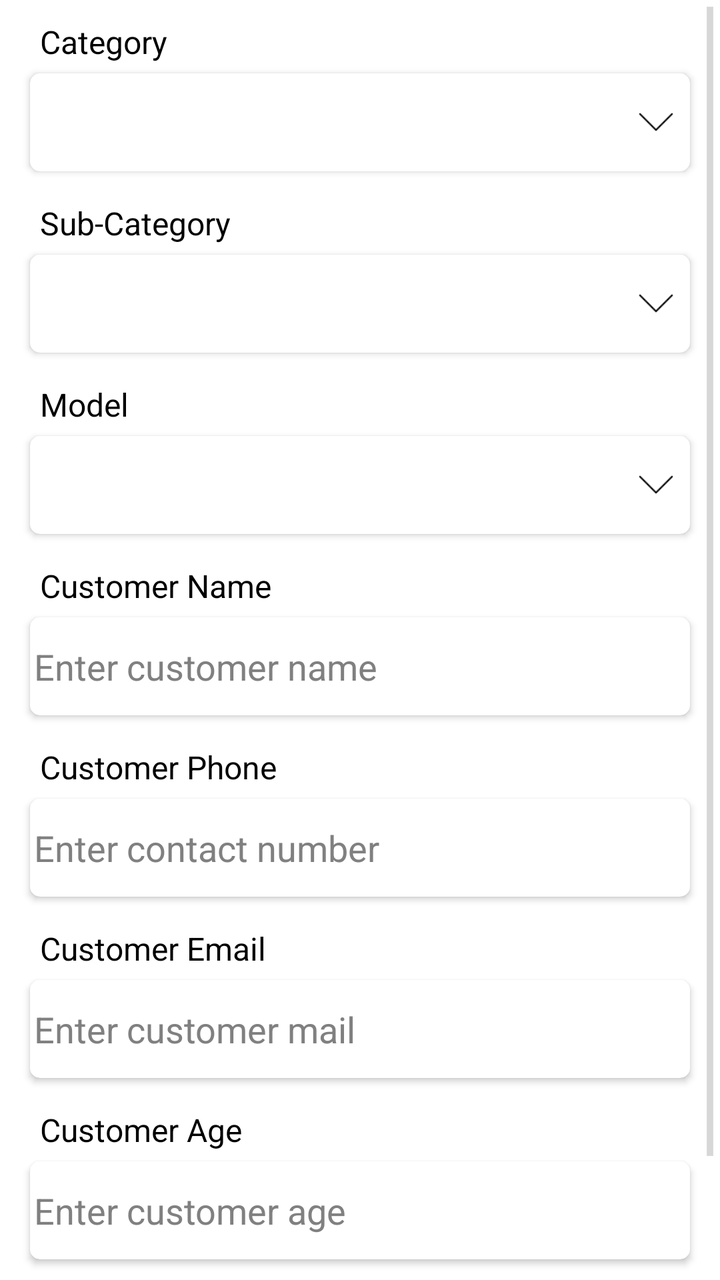
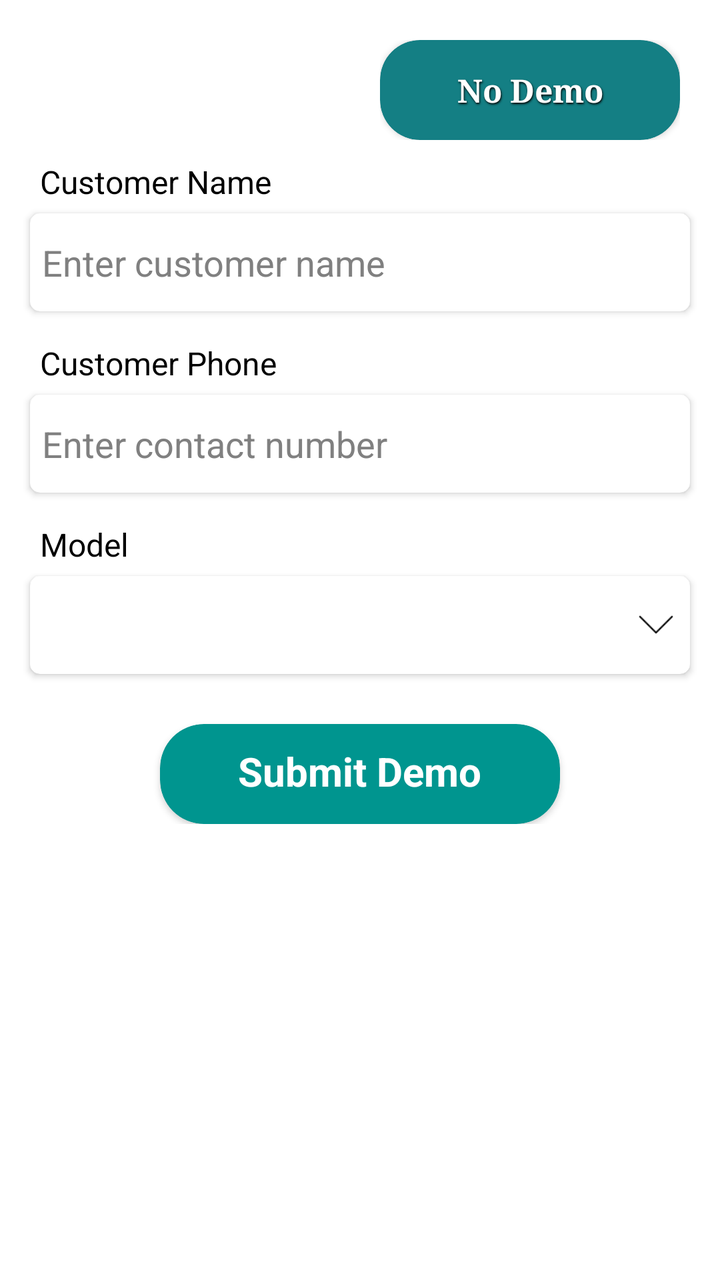

The first picture is an Android layout as it rendered before a commit; the second is the same layout after the commit. The layout source and the unified diff follow.
<!-- AndroidManifest.xml: application theme ApplicationStyle -->
<!-- res/layout/fragment_enter_demo.xml -->
<?xml version="1.0" encoding="utf-8"?>
<ScrollView xmlns:android="http://schemas.android.com/apk/res/android"
    xmlns:app="http://schemas.android.com/apk/res-auto"
    xmlns:tools="http://schemas.android.com/tools"
    android:layout_width="match_parent"
    android:layout_height="match_parent"
    android:background="#F7FFFFFF"
    android:focusableInTouchMode="true"
    android:orientation="vertical"

    tools:context=".demo_tracking_module.ui.fragments.EnterDemoFragment">

    <LinearLayout
        android:layout_width="match_parent"
        android:layout_height="wrap_content"
        android:layout_marginStart="@dimen/size_10"
        android:layout_marginEnd="@dimen/size_10"
        android:focusableInTouchMode="true"
        android:orientation="vertical">

        <TextView

            android:id="@+id/tv_catTitle"
            android:layout_width="wrap_content"
            android:layout_height="wrap_content"
            android:layout_marginStart="@dimen/size_10"
            android:layout_marginTop="10dp"
            android:text="Category"
            android:textColor="#000"
            android:textSize="16sp"
            android:textStyle="normal"
            app:layout_constraintStart_toStartOf="parent"
            app:layout_constraintTop_toTopOf="parent" />


        <androidx.cardview.widget.CardView
            android:id="@+id/cateCard"
            android:layout_width="match_parent"
            android:layout_height="wrap_content"
            android:layout_margin="@dimen/size_5"
            app:cardBackgroundColor="@color/white"
            app:cardCornerRadius="@dimen/size_5"
            app:layout_constraintStart_toStartOf="parent"
            app:layout_constraintTop_toBottomOf="@+id/tv_catTitle">


            <RelativeLayout
                android:layout_width="match_parent"
                android:layout_height="wrap_content"
                android:padding="@dimen/size_2">

                <Spinner
                    android:id="@+id/spinner_categoryInDemo"
                    android:layout_width="match_parent"
                    android:layout_height="wrap_content"
                    android:background="@color/white"
                    android:minHeight="@dimen/size_45" />

                <ImageView
                    android:layout_width="@dimen/size_20"
                    android:layout_height="@dimen/size_20"
                    android:layout_alignParentRight="true"
                    android:layout_centerVertical="true"
                    android:layout_gravity="center"
                    android:layout_marginEnd="@dimen/size_5"
                    android:src="@drawable/ic_dropdown" />

            </RelativeLayout>

        </androidx.cardview.widget.CardView>


        <TextView
            android:id="@+id/tv_subCatTitle"
            android:layout_width="wrap_content"
            android:layout_height="wrap_content"
            android:layout_marginTop="10dp"
            android:text="Sub-Category"
            android:textColor="#000"
            android:textSize="16sp"
            android:layout_marginStart="@dimen/size_10"
            android:textStyle="normal"
            app:layout_constraintStart_toStartOf="parent"
            app:layout_constraintTop_toBottomOf="@+id/cateCard" />


        <androidx.cardview.widget.CardView
            android:id="@+id/catesubCard"
            android:layout_width="match_parent"
            android:layout_height="wrap_content"


           android:layout_margin="@dimen/size_5"
            app:cardBackgroundColor="@color/white"
            app:cardCornerRadius="@dimen/size_5"
            app:layout_constraintStart_toStartOf="parent"
            app:layout_constraintTop_toBottomOf="@+id/tv_subCatTitle">


            <RelativeLayout
                android:layout_width="match_parent"
                android:layout_height="wrap_content"

                android:layout_margin="@dimen/size_2">

                <Spinner
                    android:id="@+id/spinner_subCategoryInDemo"
                    android:layout_width="match_parent"
                    android:layout_height="wrap_content"
                    android:background="@color/white"
                    android:minHeight="@dimen/size_45" />


                <ImageView
                    android:layout_width="@dimen/size_20"
                    android:layout_height="@dimen/size_20"
                    android:layout_alignParentRight="true"
                    android:layout_centerVertical="true"
                    android:layout_gravity="center"
                    android:layout_marginEnd="@dimen/size_5"
                    android:src="@drawable/ic_dropdown" />

            </RelativeLayout>

        </androidx.cardview.widget.CardView>


        <TextView
            android:id="@+id/tv_modelTitle"
            android:layout_width="wrap_content"
            android:layout_height="wrap_content"
            android:layout_marginTop="10dp"
            android:text="Model"
            android:textColor="#000"
            android:textSize="16sp"
            android:layout_marginStart="@dimen/size_10"
            android:textStyle="normal"
            app:layout_constraintStart_toStartOf="parent"
            app:layout_constraintTop_toBottomOf="@+id/catesubCard" />


        <androidx.cardview.widget.CardView
            android:id="@+id/modelCard"
            android:layout_width="match_parent"
            android:layout_height="wrap_content"
           android:layout_margin="@dimen/size_5"
            app:cardBackgroundColor="@color/white"
            app:cardCornerRadius="@dimen/size_5"
            app:layout_constraintStart_toStartOf="parent"
            app:layout_constraintTop_toBottomOf="@+id/tv_modelTitle">


            <RelativeLayout
                android:layout_width="match_parent"
                android:layout_height="wrap_content"

                android:layout_margin="@dimen/size_2">

                <Spinner
                    android:id="@+id/spinner_modelInDemo"
                    android:layout_width="match_parent"
                    android:layout_height="wrap_content"
                    android:background="@color/white"
                    android:minHeight="@dimen/size_45" />


                <ImageView
                    android:layout_width="@dimen/size_20"
                    android:layout_height="@dimen/size_20"
                    android:layout_alignParentRight="true"
                    android:layout_centerVertical="true"
                    android:layout_gravity="center"
                    android:layout_marginEnd="@dimen/size_5"
                    android:src="@drawable/ic_dropdown" />

            </RelativeLayout>

        </androidx.cardview.widget.CardView>


        <TextView
            android:id="@+id/tv_nameTitle"
            android:layout_width="wrap_content"
            android:layout_height="wrap_content"
            android:layout_marginTop="10dp"
            android:text="Customer Name"
            android:textColor="#000"
            android:layout_marginStart="@dimen/size_10"
            android:textSize="16sp"
            android:textStyle="normal"
            app:layout_constraintStart_toStartOf="parent"
            app:layout_constraintTop_toBottomOf="@+id/modelCard" />


        <androidx.cardview.widget.CardView
            android:id="@+id/cnameCard"
            android:layout_width="match_parent"
            android:layout_height="wrap_content"

           android:layout_margin="@dimen/size_5"
            app:cardBackgroundColor="@color/white"
            app:cardCornerRadius="@dimen/size_5"
            app:layout_constraintStart_toStartOf="parent"
            app:layout_constraintTop_toBottomOf="@+id/tv_nameTitle">


            <RelativeLayout
                android:layout_width="match_parent"
                android:layout_height="wrap_content"

                android:layout_margin="@dimen/size_2">

                <EditText
                    android:id="@+id/et_custNameInDemo"
                    android:layout_width="match_parent"
                    android:layout_height="wrap_content"
                    android:background="@color/white"
                    android:hint="Enter customer name"
                    android:minHeight="@dimen/size_45" />


            </RelativeLayout>

        </androidx.cardview.widget.CardView>


        <TextView
            android:id="@+id/tv_phoneTitle"
            android:layout_width="wrap_content"
            android:layout_height="wrap_content"
            android:layout_marginTop="10dp"
            android:text="Customer Phone"
            android:textColor="#000"
            android:textSize="16sp"
            android:layout_marginStart="@dimen/size_10"
            android:textStyle="normal"
            app:layout_constraintStart_toStartOf="parent"
            app:layout_constraintTop_toBottomOf="@+id/cnameCard" />


        <androidx.cardview.widget.CardView

            android:layout_width="match_parent"
            android:layout_height="wrap_content"
           android:layout_margin="@dimen/size_5"
            app:cardBackgroundColor="@color/white"
            app:cardCornerRadius="@dimen/size_5"
            app:layout_constraintStart_toStartOf="parent"
            app:layout_constraintTop_toBottomOf="@+id/tv_nameTitle">


            <RelativeLayout
                android:layout_width="match_parent"
                android:layout_height="wrap_content"

                android:layout_margin="@dimen/size_2">

                <EditText
                    android:id="@+id/et_custPhoneInDemo"
                    android:layout_width="match_parent"
                    android:layout_height="wrap_content"

                    android:background="@color/white"
                    android:hint="Enter contact number"
                    android:inputType="number"
                    android:maxLength="10"
                    android:minHeight="@dimen/size_45" />


            </RelativeLayout>

        </androidx.cardview.widget.CardView>


        <TextView
            android:id="@+id/tv_emailTitle"
            android:layout_width="wrap_content"
            android:layout_height="wrap_content"
            android:layout_marginTop="10dp"
            android:text="Customer Email"
            android:textColor="#000"
            android:layout_marginStart="@dimen/size_10"
            android:textSize="16sp"
            android:textStyle="normal"
            app:layout_constraintStart_toStartOf="parent"
            app:layout_constraintTop_toBottomOf="@+id/et_custPhoneInDemo" />


        <androidx.cardview.widget.CardView

            android:layout_width="match_parent"
            android:layout_height="wrap_content"
           android:layout_margin="@dimen/size_5"
            app:cardBackgroundColor="@color/white"
            app:cardCornerRadius="@dimen/size_5"
            app:layout_constraintStart_toStartOf="parent"
            app:layout_constraintTop_toBottomOf="@+id/tv_nameTitle">


            <RelativeLayout
                android:layout_width="match_parent"
                android:layout_height="wrap_content"

                android:layout_margin="@dimen/size_2">

                <EditText
                    android:id="@+id/et_mailInDemo"
                    android:layout_width="match_parent"
                    android:layout_height="wrap_content"
                    android:background="@color/white"

                    android:hint="Enter customer mail"
                    android:inputType="textEmailAddress"
                    android:minHeight="@dimen/size_45" />


            </RelativeLayout>

        </androidx.cardview.widget.CardView>


        <TextView
            android:id="@+id/tv_ageTitle"
            android:layout_width="wrap_content"
            android:layout_height="wrap_content"
            android:layout_marginTop="10dp"
            android:text="Customer Age"
            android:textColor="#000"
            android:textSize="16sp"
            android:layout_marginStart="@dimen/size_10"
            android:textStyle="normal"
            app:layout_constraintStart_toStartOf="parent"
            app:layout_constraintTop_toBottomOf="@+id/et_mailInDemo" />


        <androidx.cardview.widget.CardView

            android:layout_width="match_parent"
            android:layout_height="wrap_content"
           android:layout_margin="@dimen/size_5"
            app:cardBackgroundColor="@color/white"
            app:cardCornerRadius="@dimen/size_5"
            app:layout_constraintStart_toStartOf="parent"
            app:layout_constraintTop_toBottomOf="@+id/tv_nameTitle">


            <RelativeLayout
                android:layout_width="match_parent"
                android:layout_height="wrap_content"

                android:layout_margin="@dimen/size_2">

                <EditText
                    android:id="@+id/et_ageInDemo"
                    android:layout_width="match_parent"
                    android:layout_height="wrap_content"

                    android:background="@color/white"
                    android:hint="Enter customer age"
                    android:inputType="number"
                    android:minHeight="@dimen/size_45"

                    />

            </RelativeLayout>

        </androidx.cardview.widget.CardView>


        <androidx.cardview.widget.CardView
            android:layout_width="wrap_content"
            android:layout_height="wrap_content"
            android:layout_gravity="center_horizontal"
            android:layout_marginTop="@dimen/size_20"
            android:minWidth="@dimen/size_200"
            android:minHeight="@dimen/size_50"
            app:cardBackgroundColor="@color/app_btn_color"
            app:cardCornerRadius="@dimen/size_22"
            app:cardPreventCornerOverlap="true">

            <TextView
                android:id="@+id/tv_submitDemo"
                android:layout_width="wrap_content"
                android:layout_height="wrap_content"
                android:layout_gravity="center_horizontal"


                android:padding="10dp"
                android:text="Submit Demo"
                android:textColor="#fff"
                android:textSize="20sp"
                android:textStyle="bold"
                app:layout_constraintEnd_toEndOf="parent"
                app:layout_constraintStart_toStartOf="parent"
                app:layout_constraintTop_toBottomOf="@+id/et_ageInDemo" />

        </androidx.cardview.widget.CardView>


    </LinearLayout>

</ScrollView>
<!-- resources referenced by this layout -->
<resources>
  <color name="app_btn_color">#00958f</color>
  <color name="white">#ffffff
  </color>
  <dimen name="size_10">10dp</dimen>
  <dimen name="size_2">2dp</dimen>
  <dimen name="size_20">20dp</dimen>
  <dimen name="size_200">200dp</dimen>
  <dimen name="size_22">22dp</dimen>
  <dimen name="size_45">45dp</dimen>
  <dimen name="size_5">5dp</dimen>
  <dimen name="size_50">50dp</dimen>
  <!-- drawable ic_dropdown: png bitmap (drawable, 293 bytes) -->
  <style name="ApplicationStyle" parent="AppBaseTheme">
          <item name="android:windowNoTitle">true</item>
          <item name="android:windowBackground">@drawable/page2bg</item>
          <item name="android:buttonStyle">@style/CKButton</item>
      </style>
  <style name="AppBaseTheme" parent="android:Theme.Holo.Light">
          
      </style>
  <!-- drawable page2bg (drawable) -->
  <shape xmlns:android="http://schemas.android.com/apk/res/android"
      android:shape="rectangle" >
  
      <gradient
          android:angle="90"
          android:centerColor="#f6f6f6"
          android:endColor="#f6f6f6"
          android:startColor="#f6f6f6" />
  
      <corners android:radius="0dp" />
  
  </shape>
  <style name="CKButton" parent="android:style/Widget.Button">
          <item name="android:background">@drawable/custom_button</item>
          <item name="android:textColor">@color/white</item>
          <item name="android:textStyle">bold</item>
          <item name="android:shadowColor">#000000</item>
          <item name="android:shadowDx">1</item>
          <item name="android:shadowDy">2</item>
          <item name="android:shadowRadius">2</item>
          <item name="android:paddingLeft">@dimen/btnpadding</item>
          <item name="android:paddingRight">@dimen/btnpadding</item>
          <item name="android:minWidth">90dp</item>
  
          
          <item name="android:typeface">serif</item>
      </style>
  <!-- drawable custom_button (drawable) -->
  <?xml version="1.0" encoding="utf-8"?>
  <selector xmlns:android="http://schemas.android.com/apk/res/android" >
       <item android:state_pressed="true" >
           <shape android:shape="rectangle"  >
               <corners android:radius="@dimen/font_20" />
               <stroke android:width="1dip" android:color="@color/app_btn_color" />
               <gradient  android:angle="-90"  android:startColor="#00958f" android:endColor="#00958f"  />            
           </shape>
       </item>
      <item android:state_focused="true">
           <shape android:shape="rectangle"  >
               <corners android:radius="@dimen/font_20" />
               <stroke android:width="1dip" android:color="#00958f" />
               <solid  android:color="#00958f"/>       
           </shape>
       </item>  
      <item >
          <shape android:shape="rectangle"  >
               <corners android:radius="@dimen/font_20" />
               <stroke android:width="1dip" android:color="#00958f" />
               <gradient  android:angle="-90"  android:startColor="#00958f" android:endColor="#00958f" />            
           </shape>
       </item>
  </selector>
  <dimen name="btnpadding">5dp</dimen>
  <dimen name="font_20">20sp</dimen>
</resources>

<!-- the commit's change to res/layout/fragment_enter_demo.xml (unified diff, before → after) -->
@@ -18,6 +18,34 @@
         android:focusableInTouchMode="true"
         android:orientation="vertical">
 
+        <RelativeLayout
+            android:layout_width="wrap_content"
+            android:layout_height="wrap_content"
+            android:layout_gravity="right"
+            android:layout_marginTop="20dp"
+            android:layout_marginEnd="@dimen/size_10">
+
+            <androidx.cardview.widget.CardView
+                android:layout_width="@dimen/size_150"
+                android:layout_height="@dimen/size_50"
+                android:layout_weight="1"
+                android:shape="ring"
+                app:cardBackgroundColor="#147f84"
+                app:cardCornerRadius="20dp">
+
+                <Button
+                    android:id="@+id/btn_no_sale"
+                    android:layout_width="match_parent"
+                    android:layout_height="match_parent"
+                    android:background="@color/transparent"
+                    android:text="No Demo"
+                    android:textSize="16sp"
+                    android:visibility="visible" />
+            </androidx.cardview.widget.CardView>
+
+        </RelativeLayout>
+
+
         <TextView
 
             android:id="@+id/tv_catTitle"
@@ -27,6 +55,7 @@
             android:layout_marginTop="10dp"
             android:text="Category"
             android:textColor="#000"
+            android:visibility="gone"
             android:textSize="16sp"
             android:textStyle="normal"
             app:layout_constraintStart_toStartOf="parent"
@@ -37,6 +66,7 @@
             android:id="@+id/cateCard"
             android:layout_width="match_parent"
             android:layout_height="wrap_content"
+            android:visibility="gone"
             android:layout_margin="@dimen/size_5"
             app:cardBackgroundColor="@color/white"
             app:cardCornerRadius="@dimen/size_5"
@@ -75,6 +105,7 @@
             android:layout_width="wrap_content"
             android:layout_height="wrap_content"
             android:layout_marginTop="10dp"
+            android:visibility="gone"
             android:text="Sub-Category"
             android:textColor="#000"
             android:textSize="16sp"
@@ -89,7 +120,7 @@
             android:layout_width="match_parent"
             android:layout_height="wrap_content"
 
-
+            android:visibility="gone"
            android:layout_margin="@dimen/size_5"
             app:cardBackgroundColor="@color/white"
             app:cardCornerRadius="@dimen/size_5"
@@ -123,7 +154,99 @@
             </RelativeLayout>
 
         </androidx.cardview.widget.CardView>
-
+        <TextView
+            android:id="@+id/tv_nameTitle"
+            android:layout_width="wrap_content"
+            android:layout_height="wrap_content"
+            android:layout_marginTop="10dp"
+            android:text="Customer Name"
+            android:textColor="#000"
+            android:layout_marginStart="@dimen/size_10"
+            android:textSize="16sp"
+            android:textStyle="normal"
+            app:layout_constraintStart_toStartOf="parent"
+            app:layout_constraintTop_toBottomOf="@+id/modelCard" />
+
+
+        <androidx.cardview.widget.CardView
+            android:id="@+id/cnameCard"
+            android:layout_width="match_parent"
+            android:layout_height="wrap_content"
+
+            android:layout_margin="@dimen/size_5"
+            app:cardBackgroundColor="@color/white"
+            app:cardCornerRadius="@dimen/size_5"
+            app:layout_constraintStart_toStartOf="parent"
+            app:layout_constraintTop_toBottomOf="@+id/tv_nameTitle">
+
+
+            <RelativeLayout
+                android:layout_width="match_parent"
+                android:layout_height="wrap_content"
+
+                android:layout_margin="@dimen/size_2">
+
+                <EditText
+                    android:id="@+id/et_custNameInDemo"
+                    android:layout_width="match_parent"
+                    android:layout_height="wrap_content"
+                    android:background="@color/white"
+                    android:padding="4dp"
+                    android:hint="Enter customer name"
+                    android:minHeight="@dimen/size_45" />
+
+
+            </RelativeLayout>
+
+        </androidx.cardview.widget.CardView>
+
+
+        <TextView
+            android:id="@+id/tv_phoneTitle"
+            android:layout_width="wrap_content"
+            android:layout_height="wrap_content"
+            android:layout_marginTop="10dp"
+            android:text="Customer Phone"
+            android:textColor="#000"
+            android:textSize="16sp"
+            android:layout_marginStart="@dimen/size_10"
+            android:textStyle="normal"
+            app:layout_constraintStart_toStartOf="parent"
+            app:layout_constraintTop_toBottomOf="@+id/cnameCard" />
+
+
+        <androidx.cardview.widget.CardView
+
+            android:layout_width="match_parent"
+            android:layout_height="wrap_content"
+            android:layout_margin="@dimen/size_5"
+            app:cardBackgroundColor="@color/white"
+            app:cardCornerRadius="@dimen/size_5"
+            app:layout_constraintStart_toStartOf="parent"
+            app:layout_constraintTop_toBottomOf="@+id/tv_nameTitle">
+
+
+            <RelativeLayout
+                android:layout_width="match_parent"
+                android:layout_height="wrap_content"
+
+                android:layout_margin="@dimen/size_2">
+
+                <EditText
+                    android:id="@+id/et_custPhoneInDemo"
+                    android:layout_width="match_parent"
+                    android:layout_height="wrap_content"
+                    android:padding="4dp"
+                    android:background="@color/white"
+                    android:hint="Enter contact number"
+                    android:inputType="number"
+                    android:maxLength="10"
+                    android:minHeight="@dimen/size_45" />
+
+
+            </RelativeLayout>
+
+        </androidx.cardview.widget.CardView>
 
         <TextView
             android:id="@+id/tv_modelTitle"
@@ -178,98 +301,7 @@
         </androidx.cardview.widget.CardView>
 
 
-        <TextView
-            android:id="@+id/tv_nameTitle"
-            android:layout_width="wrap_content"
-            android:layout_height="wrap_content"
-            android:layout_marginTop="10dp"
-            android:text="Customer Name"
-            android:textColor="#000"
-            android:layout_marginStart="@dimen/size_10"
-            android:textSize="16sp"
-            android:textStyle="normal"
-            app:layout_constraintStart_toStartOf="parent"
-            app:layout_constraintTop_toBottomOf="@+id/modelCard" />
-
-
-        <androidx.cardview.widget.CardView
-            android:id="@+id/cnameCard"
-            android:layout_width="match_parent"
-            android:layout_height="wrap_content"
-
-           android:layout_margin="@dimen/size_5"
-            app:cardBackgroundColor="@color/white"
-            app:cardCornerRadius="@dimen/size_5"
-            app:layout_constraintStart_toStartOf="parent"
-            app:layout_constraintTop_toBottomOf="@+id/tv_nameTitle">
-
-
-            <RelativeLayout
-                android:layout_width="match_parent"
-                android:layout_height="wrap_content"
-
-                android:layout_margin="@dimen/size_2">
-
-                <EditText
-                    android:id="@+id/et_custNameInDemo"
-                    android:layout_width="match_parent"
-                    android:layout_height="wrap_content"
-                    android:background="@color/white"
-                    android:hint="Enter customer name"
-                    android:minHeight="@dimen/size_45" />
-
-
-            </RelativeLayout>
-
-        </androidx.cardview.widget.CardView>
-
-
-        <TextView
-            android:id="@+id/tv_phoneTitle"
-            android:layout_width="wrap_content"
-            android:layout_height="wrap_content"
-            android:layout_marginTop="10dp"
-            android:text="Customer Phone"
-            android:textColor="#000"
-            android:textSize="16sp"
-            android:layout_marginStart="@dimen/size_10"
-            android:textStyle="normal"
-            app:layout_constraintStart_toStartOf="parent"
-            app:layout_constraintTop_toBottomOf="@+id/cnameCard" />
-
-
-        <androidx.cardview.widget.CardView
-
-            android:layout_width="match_parent"
-            android:layout_height="wrap_content"
-           android:layout_margin="@dimen/size_5"
-            app:cardBackgroundColor="@color/white"
-            app:cardCornerRadius="@dimen/size_5"
-            app:layout_constraintStart_toStartOf="parent"
-            app:layout_constraintTop_toBottomOf="@+id/tv_nameTitle">
-
-
-            <RelativeLayout
-                android:layout_width="match_parent"
-                android:layout_height="wrap_content"
-
-                android:layout_margin="@dimen/size_2">
-
-                <EditText
-                    android:id="@+id/et_custPhoneInDemo"
-                    android:layout_width="match_parent"
-                    android:layout_height="wrap_content"
-
-                    android:background="@color/white"
-                    android:hint="Enter contact number"
-                    android:inputType="number"
-                    android:maxLength="10"
-                    android:minHeight="@dimen/size_45" />
-
-
-            </RelativeLayout>
-
-        </androidx.cardview.widget.CardView>
+
 
 
         <TextView
@@ -279,6 +311,7 @@
             android:layout_marginTop="10dp"
             android:text="Customer Email"
             android:textColor="#000"
+            android:visibility="gone"
             android:layout_marginStart="@dimen/size_10"
             android:textSize="16sp"
             android:textStyle="normal"
@@ -287,7 +320,7 @@
 
 
         <androidx.cardview.widget.CardView
-
+            android:visibility="gone"
             android:layout_width="match_parent"
             android:layout_height="wrap_content"
            android:layout_margin="@dimen/size_5"
@@ -326,6 +359,7 @@
             android:layout_marginTop="10dp"
             android:text="Customer Age"
             android:textColor="#000"
+            android:visibility="gone"
             android:textSize="16sp"
             android:layout_marginStart="@dimen/size_10"
             android:textStyle="normal"
@@ -338,6 +372,7 @@
             android:layout_width="match_parent"
             android:layout_height="wrap_content"
            android:layout_margin="@dimen/size_5"
+            android:visibility="gone"
             app:cardBackgroundColor="@color/white"
             app:cardCornerRadius="@dimen/size_5"
             app:layout_constraintStart_toStartOf="parent"
<!-- resource entries referenced after the edit -->
@@ -1,9 +1,12 @@
 <!-- resources referenced by this layout -->
 <resources>
   <color name="app_btn_color">#00958f</color>
+  <color name="transparent">#00000000
+  </color>
   <color name="white">#ffffff
   </color>
   <dimen name="size_10">10dp</dimen>
+  <dimen name="size_150">150dp</dimen>
   <dimen name="size_2">2dp</dimen>
   <dimen name="size_20">20dp</dimen>
   <dimen name="size_200">200dp</dimen>
